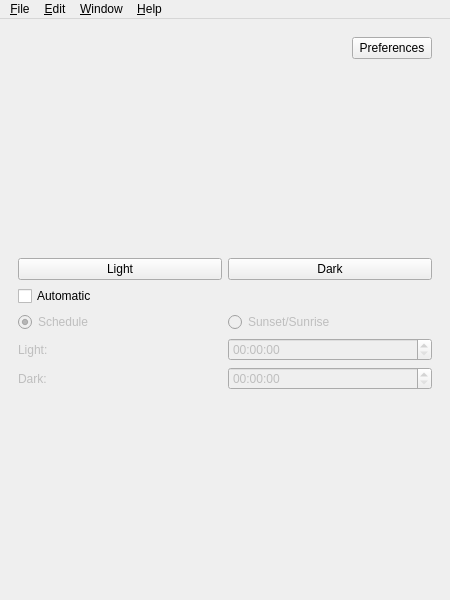
This is src/ui/mainwindow.ui in baduhai/Koi as Qt 5 draws it before an edit. The edited form follows.
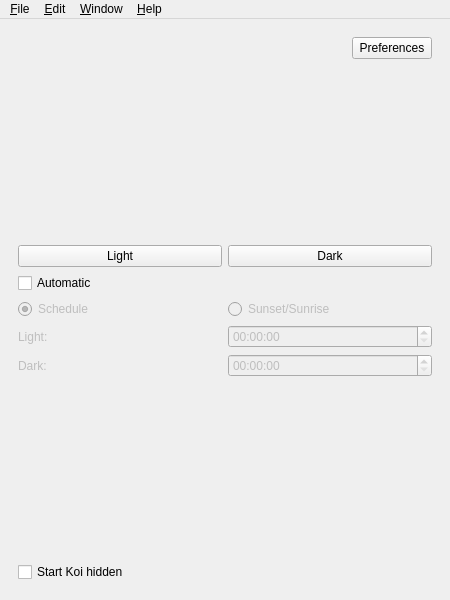
This is the edited form. The open tabs and pages were chosen to show the change. Icons and pictures are not drawn.

Commit message: Added and implemented option to start Koi hidden

Patch:
```diff
--- a/src/ui/mainwindow.ui
+++ b/src/ui/mainwindow.ui
@@ -177,6 +177,13 @@
           </item>
          </layout>
         </item>
+        <item row="8" column="0">
+         <widget class="QCheckBox" name="hiddenCheckBox">
+          <property name="text">
+           <string>Start Koi hidden</string>
+          </property>
+         </widget>
+        </item>
        </layout>
       </widget>
       <widget class="QWidget" name="settingsPage">
```
Left out of the diff: 132 changed lines with no effect on the pictures. The commit also changes 5 other files.
